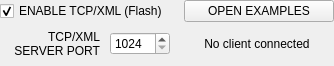
buzzinglight/IanniX, file interfaces/interfacetcp.ui: the form before one commit.
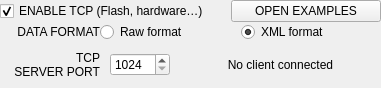
The form after the commit.

The edit to the form file:
```diff
--- a/interfaces/interfacetcp.ui
+++ b/interfaces/interfacetcp.ui
@@ -6,8 +6,8 @@
    <rect>
     <x>0</x>
     <y>0</y>
-    <width>334</width>
-    <height>66</height>
+    <width>381</width>
+    <height>88</height>
    </rect>
   </property>
   <property name="windowTitle">
@@ -34,7 +34,7 @@
         <string>Enables or disables TCP/XML messages and control</string>
        </property>
        <property name="text">
-        <string>ENABLE TCP/XML (Flash)</string>
+        <string>ENABLE TCP (Flash, hardware…)</string>
        </property>
        <property name="checked">
         <bool>true</bool>
@@ -78,6 +78,55 @@
      </item>
     </layout>
    </item>
+   <item>
+    <layout class="QHBoxLayout" name="horizontalLayout_3">
+     <item>
+      <widget class="QLabel" name="label_2">
+       <property name="minimumSize">
+        <size>
+         <width>100</width>
+         <height>0</height>
+        </size>
+       </property>
+       <property name="maximumSize">
+        <size>
+         <width>100</width>
+         <height>16777215</height>
+        </size>
+       </property>
+       <property name="text">
+        <string>DATA FORMAT</string>
+       </property>
+       <property name="alignment">
+        <set>Qt::AlignRight|Qt::AlignTrailing|Qt::AlignVCenter</set>
+       </property>
+       <property name="buddy">
+        <cstring>port</cstring>
+       </property>
+      </widget>
+     </item>
+     <item>
+      <widget class="QRadioButton" name="typeRaw">
+       <property name="text">
+        <string>Raw format</string>
+       </property>
+       <property name="checked">
+        <bool>false</bool>
+       </property>
+      </widget>
+     </item>
+     <item>
+      <widget class="QRadioButton" name="typeXml">
+       <property name="text">
+        <string>XML format</string>
+       </property>
+       <property name="checked">
+        <bool>true</bool>
+       </property>
+      </widget>
+     </item>
+    </layout>
+   </item>
    <item>
     <layout class="QHBoxLayout" name="horizontalLayout">
      <property name="spacing">
@@ -98,7 +147,7 @@
         </size>
        </property>
        <property name="text">
-        <string>TCP/XML
+        <string>TCP
 SERVER PORT</string>
        </property>
        <property name="alignment">
```
